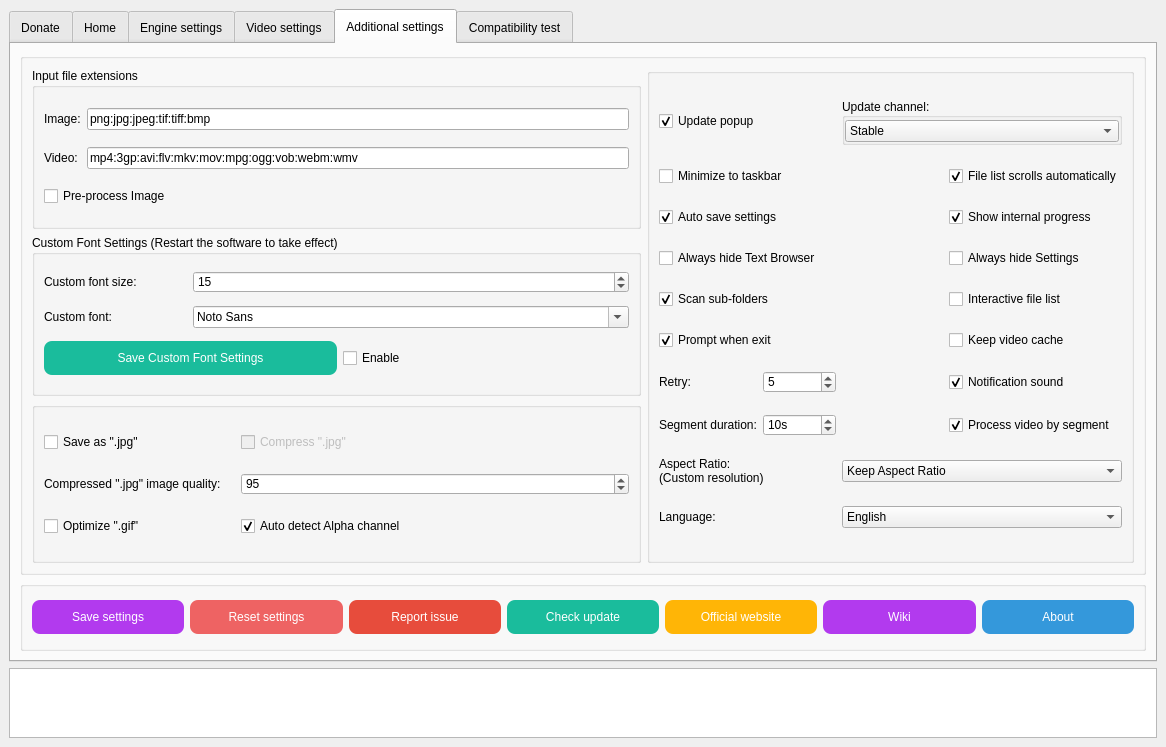
Qt form SRC/Waifu2x-Extension-QT/mainwindow.ui (AaronFeng753/Waifu2x-Extension-GUI) before a commit.
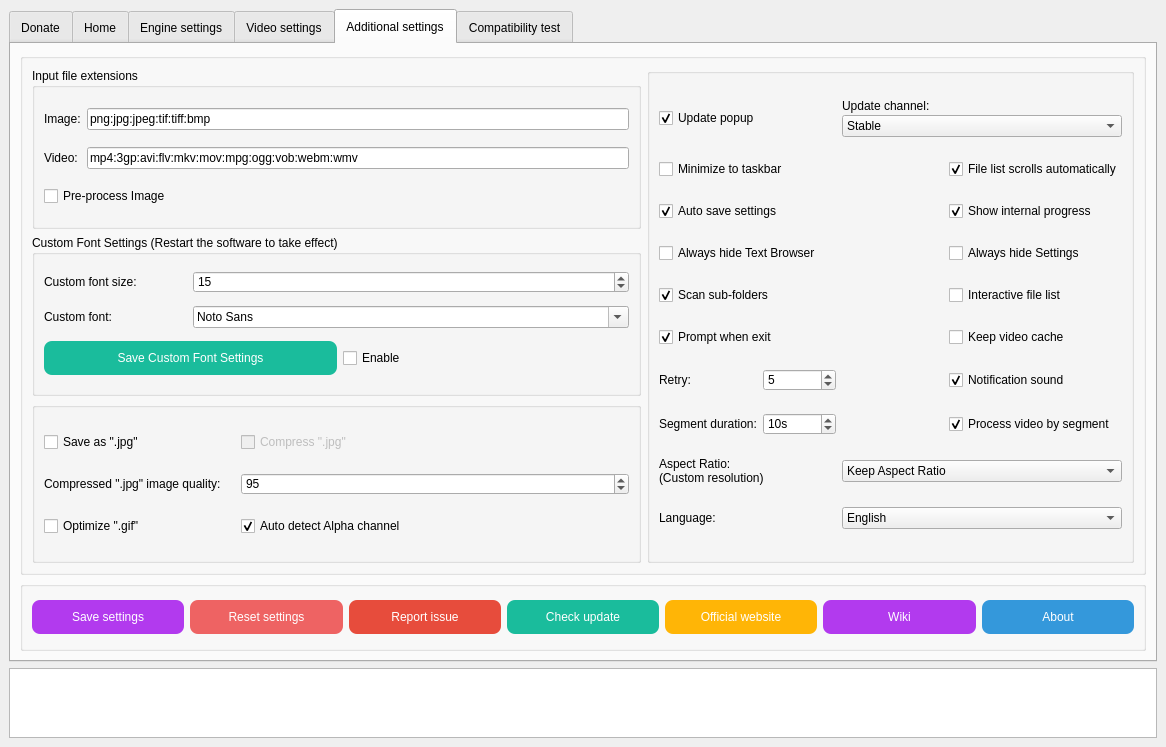
The same form after that commit. The open tabs and pages were chosen to show the change. Icons and pictures are not drawn.

```diff
--- a/SRC/Waifu2x-Extension-QT/mainwindow.ui
+++ b/SRC/Waifu2x-Extension-QT/mainwindow.ui
@@ -82,7 +82,7 @@
        <enum>QTabWidget::Rounded</enum>
       </property>
       <property name="currentIndex">
-       <number>1</number>
+       <number>3</number>
       </property>
       <property name="iconSize">
        <size>
@@ -4243,7 +4243,60 @@
               <string/>
              </property>
              <layout class="QGridLayout" name="gridLayout_14">
-              <item row="7" column="3">
+              <item row="3" column="3">
+               <widget class="QCheckBox" name="checkBox_ShowInterPro">
+                <property name="toolTip">
+                 <string>Output internal Scale and Denoise progress of GIF and video process inside textbrowser.</string>
+                </property>
+                <property name="text">
+                 <string>Show internal progress</string>
+                </property>
+                <property name="checked">
+                 <bool>true</bool>
+                </property>
+               </widget>
+              </item>
+              <item row="8" column="1">
+               <widget class="QSpinBox" name="spinBox_SegmentDuration">
+                <property name="toolTip">
+                 <string>When processing video in segments, the length of each video clip.
+This will determine how much hard disk space the program will occupy 
+when processing video in segments.</string>
+                </property>
+                <property name="suffix">
+                 <string notr="true">s</string>
+                </property>
+                <property name="prefix">
+                 <string/>
+                </property>
+                <property name="minimum">
+                 <number>1</number>
+                </property>
+                <property name="maximum">
+                 <number>999999999</number>
+                </property>
+                <property name="value">
+                 <number>10</number>
+                </property>
+               </widget>
+              </item>
+              <item row="7" column="1">
+               <widget class="QSpinBox" name="spinBox_retry">
+                <property name="toolTip">
+                 <string>The number of retries when failed to processing a image (or frame).</string>
+                </property>
+                <property name="minimum">
+                 <number>1</number>
+                </property>
+                <property name="maximum">
+                 <number>999999999</number>
+                </property>
+                <property name="value">
+                 <number>5</number>
+                </property>
+               </widget>
+              </item>
+              <item row="8" column="3">
                <widget class="QCheckBox" name="checkBox_ProcessVideoBySegment">
                 <property name="toolTip">
                  <string>Processing video in segments can greatly reduce the 
@@ -4258,7 +4311,20 @@
                 </property>
                </widget>
               </item>
-              <item row="4" column="3">
+              <item row="7" column="3">
+               <widget class="QCheckBox" name="checkBox_NfSound">
+                <property name="toolTip">
+                 <string>Play Notification sound when all files in the list have been processed.</string>
+                </property>
+                <property name="text">
+                 <string>Notification sound</string>
+                </property>
+                <property name="checked">
+                 <bool>true</bool>
+                </property>
+               </widget>
+              </item>
+              <item row="5" column="3">
                <widget class="QCheckBox" name="checkBox_FileList_Interactive">
                 <property name="text">
                  <string>Interactive file list</string>
@@ -4268,7 +4334,26 @@
                 </property>
                </widget>
               </item>
-              <item row="3" column="3">
+              <item row="8" column="0">
+               <widget class="QLabel" name="label_SegmentDuration">
+                <property name="toolTip">
+                 <string>When processing video in segments, the length of each video clip.
+This will determine how much hard disk space the program will occupy 
+when processing video in segments.</string>
+                </property>
+                <property name="text">
+                 <string>Segment duration:</string>
+                </property>
+               </widget>
+              </item>
+              <item row="2" column="0" colspan="3">
+               <widget class="QCheckBox" name="checkBox_MinimizeToTaskbar">
+                <property name="text">
+                 <string>Minimize to taskbar</string>
+                </property>
+               </widget>
+              </item>
+              <item row="4" column="3">
                <widget class="QCheckBox" name="checkBox_AlwaysHideSettings">
                 <property name="toolTip">
                  <string>[Settings] will be automatically hidden when the software starts.</string>
@@ -4278,7 +4363,7 @@
                 </property>
                </widget>
               </item>
-              <item row="8" column="2" colspan="2">
+              <item row="9" column="2" colspan="2">
                <widget class="QComboBox" name="comboBox_AspectRatio_custRes">
                 <property name="minimumSize">
                  <size>
@@ -4309,7 +4394,24 @@
                 </item>
                </widget>
               </item>
-              <item row="5" column="0" colspan="2">
+              <item row="10" column="0" colspan="2">
+               <widget class="QLabel" name="label_21">
+                <property name="maximumSize">
+                 <size>
+                  <width>16777215</width>
+                  <height>16777215</height>
+                 </size>
+                </property>
+                <property name="toolTip">
+                 <string>We recommend that you restart the software after changing 
+the language for the language settings to fully take effect.</string>
+                </property>
+                <property name="text">
+                 <string notr="true">Language:</string>
+                </property>
+               </widget>
+              </item>
+              <item row="6" column="0" colspan="2">
                <widget class="QCheckBox" name="checkBox_PromptWhenExit">
                 <property name="text">
                  <string>Prompt when exit</string>
@@ -4320,50 +4422,6 @@
                </widget>
               </item>
               <item row="6" column="3">
-               <widget class="QCheckBox" name="checkBox_NfSound">
-                <property name="toolTip">
-                 <string>Play Notification sound when all files in the list have been processed.</string>
-                </property>
-                <property name="text">
-                 <string>Notification sound</string>
-                </property>
-                <property name="checked">
-                 <bool>true</bool>
-                </property>
-               </widget>
-              </item>
-              <item row="8" column="0" colspan="2">
-               <widget class="QLabel" name="label_44">
-                <property name="toolTip">
-                 <string notr="true">&lt;html&gt;&lt;head/&gt;&lt;body&gt;&lt;p&gt;&lt;img src=&quot;:/new/prefix1/OtherPic/AspectRatioStrategy.jpg&quot;/&gt;&lt;/p&gt;&lt;/body&gt;&lt;/html&gt;</string>
-                </property>
-                <property name="text">
-                 <string>Aspect Ratio:
-(Custom resolution)</string>
-                </property>
-                <property name="alignment">
-                 <set>Qt::AlignLeading|Qt::AlignLeft|Qt::AlignVCenter</set>
-                </property>
-               </widget>
-              </item>
-              <item row="9" column="0" colspan="2">
-               <widget class="QLabel" name="label_21">
-                <property name="maximumSize">
-                 <size>
-                  <width>16777215</width>
-                  <height>16777215</height>
-                 </size>
-                </property>
-                <property name="toolTip">
-                 <string>We recommend that you restart the software after changing 
-the language for the language settings to fully take effect.</string>
-                </property>
-                <property name="text">
-                 <string notr="true">Language:</string>
-                </property>
-               </widget>
-              </item>
-              <item row="5" column="3">
                <widget class="QCheckBox" name="checkBox_KeepVideoCache">
                 <property name="toolTip">
                  <string>Keep video cache after processing the video.</string>
@@ -4376,43 +4434,20 @@
                 </property>
                </widget>
               </item>
-              <item row="7" column="1">
-               <widget class="QSpinBox" name="spinBox_SegmentDuration">
+              <item row="3" column="0" colspan="2">
+               <widget class="QCheckBox" name="checkBox_AutoSaveSettings">
                 <property name="toolTip">
-                 <string>When processing video in segments, the length of each video clip.
-This will determine how much hard disk space the program will occupy 
-when processing video in segments.</string>
-                </property>
-                <property name="suffix">
-                 <string notr="true">s</string>
-                </property>
-                <property name="prefix">
-                 <string/>
-                </property>
-                <property name="minimum">
-                 <number>1</number>
-                </property>
-                <property name="maximum">
-                 <number>999999999</number>
-                </property>
-                <property name="value">
-                 <number>10</number>
-                </property>
-               </widget>
-              </item>
-              <item row="7" column="0">
-               <widget class="QLabel" name="label_SegmentDuration">
-                <property name="toolTip">
-                 <string>When processing video in segments, the length of each video clip.
-This will determine how much hard disk space the program will occupy 
-when processing video in segments.</string>
+                 <string>Settings will be saved automatically when you close the software.</string>
                 </property>
                 <property name="text">
-                 <string>Segment duration:</string>
+                 <string>Auto save settings</string>
+                </property>
+                <property name="checked">
+                 <bool>true</bool>
                 </property>
                </widget>
               </item>
-              <item row="9" column="2" colspan="2">
+              <item row="10" column="2" colspan="2">
                <widget class="QComboBox" name="comboBox_language">
                 <property name="minimumSize">
                  <size>
@@ -4449,33 +4484,7 @@
                 </item>
                </widget>
               </item>
-              <item row="2" column="3">
-               <widget class="QCheckBox" name="checkBox_ShowInterPro">
-                <property name="toolTip">
-                 <string>Output internal Scale and Denoise progress of GIF and video process inside textbrowser.</string>
-                </property>
-                <property name="text">
-                 <string>Show internal progress</string>
-                </property>
-                <property name="checked">
-                 <bool>true</bool>
-                </property>
-               </widget>
-              </item>
-              <item row="2" column="0" colspan="2">
-               <widget class="QCheckBox" name="checkBox_AutoSaveSettings">
-                <property name="toolTip">
-                 <string>Settings will be saved automatically when you close the software.</string>
-                </property>
-                <property name="text">
-                 <string>Auto save settings</string>
-                </property>
-                <property name="checked">
-                 <bool>true</bool>
-                </property>
-               </widget>
-              </item>
-              <item row="4" column="0" colspan="2">
+              <item row="5" column="0" colspan="2">
                <widget class="QCheckBox" name="checkBox_ScanSubFolders">
                 <property name="toolTip">
                  <string>When adding a folder to the file list, scan the files in
@@ -4489,7 +4498,7 @@
                 </property>
                </widget>
               </item>
-              <item row="3" column="0" colspan="2">
+              <item row="4" column="0" colspan="2">
                <widget class="QCheckBox" name="checkBox_AlwaysHideTextBrowser">
                 <property name="toolTip">
                  <string>[Text browser] will be automatically hidden when the software starts.</string>
@@ -4499,23 +4508,21 @@
                 </property>
                </widget>
               </item>
-              <item row="6" column="1">
-               <widget class="QSpinBox" name="spinBox_retry">
+              <item row="9" column="0" colspan="2">
+               <widget class="QLabel" name="label_44">
                 <property name="toolTip">
-                 <string>The number of retries when failed to processing a image (or frame).</string>
+                 <string notr="true">&lt;html&gt;&lt;head/&gt;&lt;body&gt;&lt;p&gt;&lt;img src=&quot;:/new/prefix1/OtherPic/AspectRatioStrategy.jpg&quot;/&gt;&lt;/p&gt;&lt;/body&gt;&lt;/html&gt;</string>
                 </property>
-                <property name="minimum">
-                 <number>1</number>
+                <property name="text">
+                 <string>Aspect Ratio:
+(Custom resolution)</string>
                 </property>
-                <property name="maximum">
-                 <number>999999999</number>
-                </property>
-                <property name="value">
-                 <number>5</number>
+                <property name="alignment">
+                 <set>Qt::AlignLeading|Qt::AlignLeft|Qt::AlignVCenter</set>
                 </property>
                </widget>
               </item>
-              <item row="6" column="0">
+              <item row="7" column="0">
                <widget class="QLabel" name="label_39">
                 <property name="toolTip">
                  <string>The number of retries when failed to processing a image (or frame).</string>
@@ -4525,7 +4532,7 @@
                 </property>
                </widget>
               </item>
-              <item row="1" column="3">
+              <item row="2" column="3">
                <widget class="QCheckBox" name="checkBox_FileListAutoSlide">
                 <property name="toolTip">
                  <string>When the file processing status changes, the file list scrolls automatically.</string>
@@ -4538,7 +4545,7 @@
                 </property>
                </widget>
               </item>
-              <item row="0" column="0" colspan="2">
+              <item row="1" column="0" colspan="2">
                <widget class="QCheckBox" name="checkBox_UpdatePopup">
                 <property name="sizePolicy">
                  <sizepolicy hsizetype="Minimum" vsizetype="Fixed">
@@ -4557,65 +4564,36 @@
                 </property>
                </widget>
               </item>
-              <item row="0" column="2" colspan="2">
-               <widget class="QGroupBox" name="groupBox_UpdateChannel">
-                <property name="styleSheet">
-                 <string notr="true"/>
+              <item row="1" column="2" colspan="2">
+               <layout class="QVBoxLayout" name="verticalLayout">
+                <property name="spacing">
+                 <number>2</number>
                 </property>
-                <property name="title">
-                 <string>Update channel:</string>
-                </property>
-                <property name="alignment">
-                 <set>Qt::AlignLeading|Qt::AlignLeft|Qt::AlignVCenter</set>
-                </property>
-                <property name="flat">
-                 <bool>true</bool>
-                </property>
-                <property name="checkable">
-                 <bool>false</bool>
-                </property>
-                <layout class="QGridLayout" name="gridLayout_37">
-                 <property name="leftMargin">
-                  <number>0</number>
-                 </property>
-                 <property name="topMargin">
-                  <number>2</number>
-                 </property>
-                 <property name="rightMargin">
-                  <number>0</number>
-                 </property>
-                 <property name="bottomMargin">
-                  <number>0</number>
-                 </property>
-                 <property name="spacing">
-                  <number>0</number>
-                 </property>
-                 <item row="0" column="0">
-                  <widget class="QComboBox" name="comboBox_UpdateChannel">
-                   <property name="toolTip">
-                    <string/>
+                <item>
+                 <widget class="QLabel" name="label_55">
+                  <property name="text">
+                   <string>Update channel:</string>
+                  </property>
+                 </widget>
+                </item>
+                <item>
+                 <widget class="QComboBox" name="comboBox_UpdateChannel">
+                  <property name="toolTip">
+                   <string/>
+                  </property>
+                  <item>
+                   <property name="text">
+                    <string>Stable</string>
                    </property>
-                   <item>
-                    <property name="text">
-                     <string>Stable</string>
-                    </property>
-                   </item>
-                   <item>
-                    <property name="text">
-                     <string>Beta</string>
-                    </property>
-                   </item>
-                  </widget>
-                 </item>
-                </layout>
-               </widget>
-              </item>
-              <item row="1" column="0" colspan="3">
-               <widget class="QCheckBox" name="checkBox_MinimizeToTaskbar">
-                <property name="text">
-                 <string>Minimize to taskbar</string>
-                </property>
-               </widget>
+                  </item>
+                  <item>
+                   <property name="text">
+                    <string>Beta</string>
+                   </property>
+                  </item>
+                 </widget>
+                </item>
+               </layout>
               </item>
              </layout>
             </widget>
```
